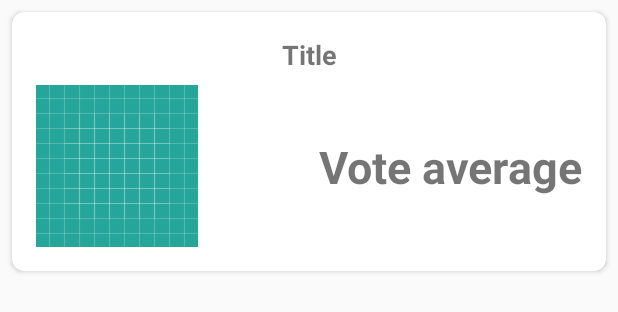
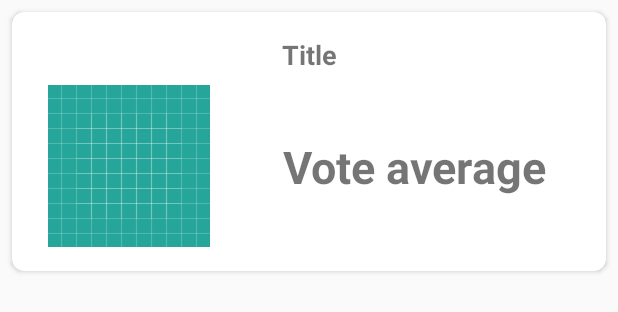
Before and after one commit to camilolillo/TMDb, an Android app: the layout previsualizacion_pelicula.xml on its own in the app's theme, with its tools: preview values and no code run, on a phone screen of 412 x 824 dp. Shown: the top 312 px of the screen. Run offline under Robolectric (Android 15) with nearby library versions, the phone set to English and light mode, and no system bars; network calls fail.

Commit message:
Corregida la proporción en las previsualizaciones de las películas en los CardView de las listas.

```diff
--- a/app/src/main/AndroidManifest.xml
+++ b/app/src/main/AndroidManifest.xml
@@ -11,14 +11,16 @@
         android:roundIcon="@mipmap/ic_launcher_round"
         android:supportsRtl="true"
         android:theme="@style/AppTheme">
-        <activity android:name=".MainActivity">
+        <activity android:name=".MainActivity"
+            android:screenOrientation="portrait">
             <intent-filter>
                 <action android:name="android.intent.action.MAIN" />
 
                 <category android:name="android.intent.category.LAUNCHER" />
             </intent-filter>
         </activity>
-        <activity android:name=".InfoPelicula"></activity>
+        <activity android:name=".InfoPelicula"
+            android:screenOrientation="portrait"></activity>
     </application>
 
 </manifest>
--- a/app/src/main/java/camilolillo/peliculapp/PeliculaAdapter.java
+++ b/app/src/main/java/camilolillo/peliculapp/PeliculaAdapter.java
@@ -40,7 +40,7 @@ public class PeliculaAdapter extends RecyclerView.Adapter<PeliculaAdapter.Pelicu
 
     @Override
     public void onBindViewHolder(@NonNull PeliculaViewHolder holder, int position) {
-        String url = "https://image.tmdb.org/t/p/w300_and_h300_bestv2";
+        String url = "https://image.tmdb.org/t/p/w200";
         Pelicula pelicula = peliculas.get(position);
         holder.titulo.setText(pelicula.getTitulo());
         holder.evaluacion.setText(Double.toString(pelicula.getCalificacion()));
--- a/app/src/main/res/layout/previsualizacion_pelicula.xml
+++ b/app/src/main/res/layout/previsualizacion_pelicula.xml
@@ -33,7 +33,7 @@
             android:layout_width="wrap_content"
             android:layout_height="wrap_content"
             android:layout_marginBottom="8dp"
-            android:layout_marginStart="8dp"
+            android:layout_marginStart="16dp"
             android:layout_marginTop="8dp"
             app:layout_constraintBottom_toBottomOf="parent"
             app:layout_constraintStart_toStartOf="parent"
@@ -45,7 +45,7 @@
             android:layout_width="wrap_content"
             android:layout_height="wrap_content"
             android:layout_marginBottom="8dp"
-            android:layout_marginEnd="8dp"
+            android:layout_marginEnd="32dp"
             android:layout_marginTop="8dp"
             android:text="Vote average"
             android:textAlignment="center"
```
